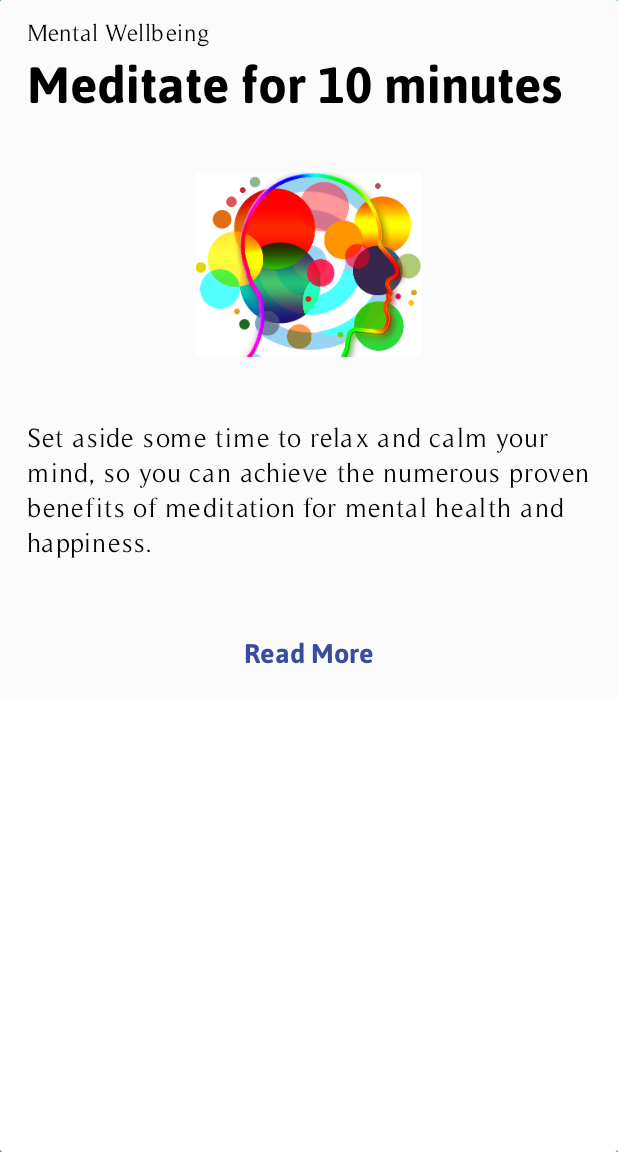
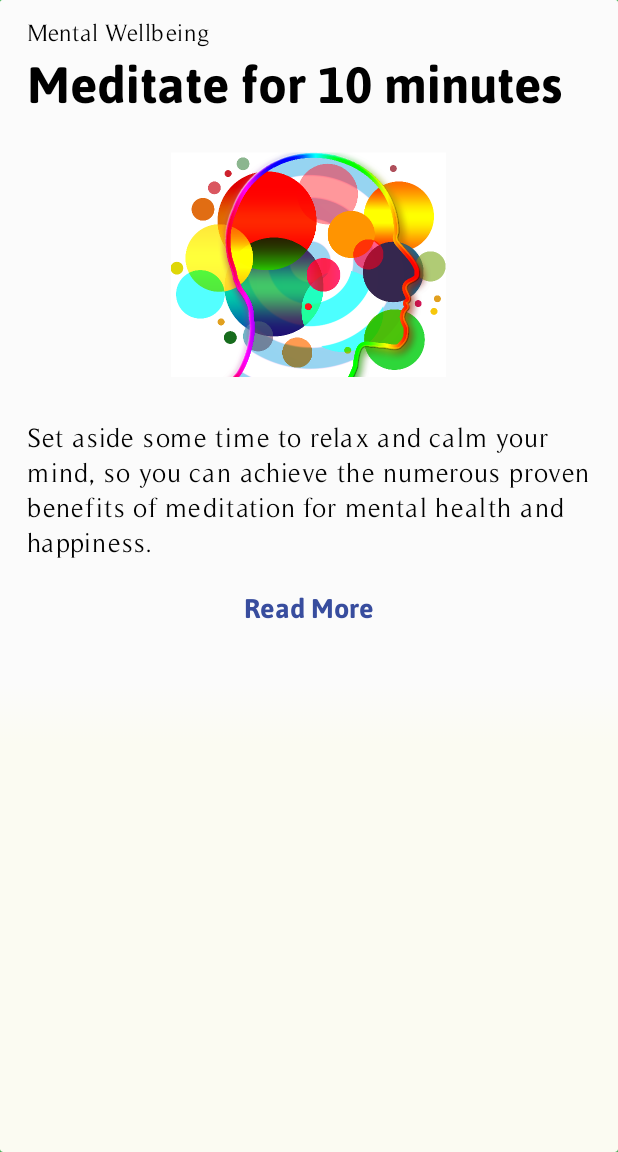
Before and after one commit to snguyen98/DailyChallenges-Android, an Android app: the screen it shows after launch (MainActivity), after a tap on "Mental Wellbeing", on a phone screen of 412 x 824 dp, the part 84-1236 px from its top. Run offline under Robolectric (Android 15) with nearby library versions, the phone set to English and light mode, and no system bars; our stand-ins replace AdMob, Room's generated code, navigation-ui; 2 statements that could not run were skipped.

Commit message:
Reformatted read more layout

```diff
--- a/app/src/main/java/com/okomilabs/dailychallenges/fragments/ReadMoreFragment.kt
+++ b/app/src/main/java/com/okomilabs/dailychallenges/fragments/ReadMoreFragment.kt
@@ -46,14 +46,8 @@ class ReadMoreFragment: Fragment() {
             enterTransition = Slide()
 
             setReadMoreLayout(
-                root.findViewById(R.id.challenge_title),
-                root.findViewById(R.id.challenge_category),
-                root.findViewById(R.id.challenge_summary),
-                root.findViewById(R.id.challenge_desc),
-                root.findViewById(R.id.read_more_pointer),
-                root.findViewById(R.id.read_more_gradient),
-                root.findViewById(R.id.read_more_detail),
-                root.findViewById(R.id.category_icon)
+                root.findViewById(R.id.read_more_summary),
+                root.findViewById(R.id.read_more_detail)
             )
 
             /* Shared element transition
@@ -82,83 +76,39 @@ class ReadMoreFragment: Fragment() {
     }
 
     /**
-     * Observes changes in challenge info in view model, updates respective text view values and
-     * displays the description and links if available
+     * Observes changes in challenge info in view model, updates respective text views
+     *
+     * @param summary The linear layout containing the title, category, image and read more button
+     * @param detail The linear layout containing the challenge description and links
      */
-    private fun setReadMoreLayout(
-        title: TextView,
-        category: TextView,
-        summary: TextView,
-        desc: TextView,
-        pointer: LinearLayout,
-        gradient: LinearLayout,
-        detail: LinearLayout,
-        icon: ImageView
-    ) {
+    private fun setReadMoreLayout(summary: LinearLayout, detail: LinearLayout) {
         val challengeObserver = Observer<Challenge> { newChallenge ->
-            val readMoreToggle: TextView = pointer.findViewById(R.id.read_more_toggle)
+            val pointer: LinearLayout = summary.findViewById(R.id.read_more_pointer)
 
-            title.text = newChallenge.title
-            category.text = newChallenge.category
-            summary.text = newChallenge.summary
+            summary.findViewById<TextView>(R.id.challenge_title).text = newChallenge.title
+            summary.findViewById<TextView>(R.id.challenge_category).text = newChallenge.category
+            summary.findViewById<TextView>(R.id.challenge_summary).text = newChallenge.summary
+
+            showCategoryIcon(summary.findViewById(R.id.category_icon), newChallenge.category)
 
             if (newChallenge.desc != null) {
-                desc.text = newChallenge.desc
-                showDetail(pointer, gradient, detail, true)
+                detail.findViewById<TextView>(R.id.challenge_desc).text = newChallenge.desc
+                showDetail(pointer, detail, true)
             }
+
             else {
-                showDetail(pointer, gradient, detail, false)
+                showDetail(pointer, detail, false)
             }
-            showCategoryIcon(icon, newChallenge.category)
-
-            readMoreToggle.setOnClickListener {
-                showHide(pointer)
-                showHide(gradient)
-                showHide(detail)
-            }
-    }
+        }
 
         readMoreViewModel.challenge.observe(viewLifecycleOwner, challengeObserver)
     }
 
-
-
-    private fun showHide(view:View){
-        view.visibility = if (view.visibility == View.GONE) {
-            View.VISIBLE }
-        else{
-            View.GONE}
-    }
-
-    private fun showCategoryIcon(icon: ImageView, category: String) {
-        val context = activity?.applicationContext
-
-        if (context != null) {
-            when (category) {
-                context.getString(R.string.physical_wellbeing) ->
-                    icon.setImageResource(R.mipmap.physical_wellbeing)
-
-                context.getString(R.string.mental_wellbeing) ->
-                    icon.setImageResource(R.mipmap.mental_wellbeing)
-
-                context.getString(R.string.socialising) ->
-                    icon.setImageResource(R.mipmap.socialising)
-
-                context.getString(R.string.education_learning) ->
-                    icon.setImageResource(R.mipmap.education_learning)
-
-                context.getString(R.string.skills_hobbies) ->
-                    icon.setImageResource(R.mipmap.skills_hobbies)
-            }
-        }
-    }
-
-    private fun showDetail(pointer: LinearLayout, gradient: LinearLayout, detail: LinearLayout, hasDesc: Boolean) {
+    private fun showDetail(pointer: LinearLayout, detail: LinearLayout, hasDesc: Boolean) {
         val linksObserver = Observer<List<Link>> { newLinks ->
             if (!newLinks.isNullOrEmpty()) {
-                pointer.visibility = View.VISIBLE
-                gradient.visibility=View.GONE
-                detail.visibility = View.GONE
+                pointerFunctionality(pointer, detail)
+                detail.findViewById<TextView>(R.id.links_label).visibility = View.VISIBLE
 
                 for (link in newLinks) {
                     val linkView = TextView(context)
@@ -189,26 +139,73 @@ class ReadMoreFragment: Fragment() {
 
                     detail.addView(linkView)
                 }
+            }
 
-                detail.findViewById<TextView>(R.id.links_label).visibility = View.VISIBLE
-            }
             else {
                 if (hasDesc) {
-                    pointer.visibility = View.VISIBLE
-                    gradient.visibility = View.VISIBLE
-                    detail.visibility = View.VISIBLE
+                    pointerFunctionality(pointer, detail)
+                    detail.findViewById<TextView>(R.id.links_label).visibility = View.GONE
                 }
                 else {
                     pointer.visibility = View.GONE
-                    gradient.visibility = View.GONE
-                    detail.visibility = View.GONE
                 }
+
+                detail.findViewById<TextView>(R.id.links_label).visibility = View.GONE
             }
+
+            detail.visibility = View.GONE
         }
 
         readMoreViewModel.links.observe(viewLifecycleOwner, linksObserver)
     }
 
+    /**
+     * Shows the read more button and set tap functionality
+     *
+     * @param pointer The linear layout containing the read more button
+     * @param detail The linear layout containing the challenge description and links
+     */
+    private fun pointerFunctionality(pointer: LinearLayout, detail: LinearLayout) {
+        pointer.visibility = View.VISIBLE
+
+        pointer.setOnClickListener {
+            pointer.visibility = View.GONE
+            detail.visibility = View.VISIBLE
+        }
+    }
+
+    /**
+     * Sets the appropriate category image for the current challenge category
+     *
+     * @param icon The category image view
+     * @param category The current challenge category
+     */
+    private fun showCategoryIcon(icon: ImageView, category: String) {
+        val context = activity?.applicationContext
+
+        if (context != null) {
+            when (category) {
+                context.getString(R.string.physical_wellbeing) ->
+                    icon.setImageResource(R.mipmap.physical_wellbeing)
+
+                context.getString(R.string.mental_wellbeing) ->
+                    icon.setImageResource(R.mipmap.mental_wellbeing)
+
+                context.getString(R.string.socialising) ->
+                    icon.setImageResource(R.mipmap.socialising)
+
+                context.getString(R.string.education_learning) ->
+                    icon.setImageResource(R.mipmap.education_learning)
+
+                context.getString(R.string.skills_hobbies) ->
+                    icon.setImageResource(R.mipmap.skills_hobbies)
+            }
+        }
+    }
+
+    /**
+     * Factory to allow a challenge ID to be passed to the read more view model
+     */
     private inner class ReadMoreFactory(
         app: Application, challengeId: Int
     ): ViewModelProvider.NewInstanceFactory() {
--- a/app/src/main/res/drawable/rm_gradient.xml
+++ b/app/src/main/res/drawable/rm_gradient.xml
@@ -2,10 +2,12 @@
 <selector xmlns:android="http://schemas.android.com/apk/res/android">
     <item>
         <shape android:shape="rectangle">
+
             <gradient
                 android:angle="-90"
-                android:startColor="#FBFBFB"
-                android:endColor="#FBFBF2"/>
+                android:startColor="@color/rm_summary_background"
+                android:endColor="@color/rm_detail_background"/>
+
         </shape>
     </item>
 </selector>
--- a/app/src/main/res/layout/fragment_read_more.xml
+++ b/app/src/main/res/layout/fragment_read_more.xml
@@ -1,34 +1,28 @@
 <?xml version="1.0" encoding="utf-8"?>
 <androidx.cardview.widget.CardView xmlns:android="http://schemas.android.com/apk/res/android"
+    android:layout_width="match_parent"
+    android:layout_height="match_parent"
     xmlns:app="http://schemas.android.com/apk/res-auto"
-    style="@style/MatchHeight"
+    app:cardBackgroundColor="@color/rm_detail_background"
     android:transitionName="card_element">
 
     <ScrollView
-        style="@style/VerticalLayout"
-        android:background="#FBFBFB">
+        android:layout_width="match_parent"
+        android:layout_height="match_parent">
 
-        <LinearLayout style="@style/VerticalLayout">
-
-            <include layout="@layout/read_more_summary" />
+        <LinearLayout
+            android:layout_width="match_parent"
+            android:layout_height="wrap_content"
+            android:orientation="vertical">
 
             <include
-                android:id="@+id/read_more_pointer"
-                layout="@layout/read_more_pointer"
-                android:visibility="gone" />
-
-            <include
-                android:id="@+id/read_more_gradient"
-                layout="@layout/read_more_gradient"
-                android:visibility="gone"/>
+                android:id="@+id/read_more_summary"
+                layout="@layout/read_more_summary" />
 
             <include
                 android:id="@+id/read_more_detail"
-                layout="@layout/read_more_detail"
-                android:visibility="gone" />
+                layout="@layout/read_more_detail" />
 
         </LinearLayout>
-
     </ScrollView>
-
 </androidx.cardview.widget.CardView>
--- a/app/src/main/res/layout/read_more_gradient.xml
+++ b/app/src/main/res/layout/read_more_gradient.xml
@@ -1,10 +1,14 @@
 <?xml version="1.0" encoding="utf-8"?>
-<LinearLayout xmlns:android="http://schemas.android.com/apk/res/android"
-    style="@style/VerticalLayout">
+<LinearLayout
+    xmlns:android="http://schemas.android.com/apk/res/android"
+    android:layout_width="match_parent"
+    android:layout_height="wrap_content"
+    android:orientation="vertical">
 
     <View
         android:id="@+id/yellow_gradient"
         android:layout_width="match_parent"
         android:layout_height="40dp"
         android:background="@drawable/rm_gradient" />
+
 </LinearLayout>
--- a/app/src/main/res/layout/read_more_pointer.xml
+++ b/app/src/main/res/layout/read_more_pointer.xml
@@ -1,17 +1,18 @@
 <?xml version="1.0" encoding="utf-8"?>
-<LinearLayout xmlns:android="http://schemas.android.com/apk/res/android"
-    xmlns:app="http://schemas.android.com/apk/res-auto"
-    style="@style/VerticalLayout">
+<LinearLayout
+    xmlns:android="http://schemas.android.com/apk/res/android"
+    android:layout_width="wrap_content"
+    android:layout_height="wrap_content"
+    android:layout_gravity="center"
+    android:orientation="horizontal">
 
     <TextView
-        android:id="@+id/read_more_toggle"
-        style="@style/BoldHeading"
-        android:padding="20dp"
-        android:paddingVertical="20dp"
-        android:paddingBottom="10dp"
+        android:layout_marginTop="20dp"
+        android:layout_marginBottom="10dp"
         android:text="@string/read_more_label"
         android:textColor="#384D9E"
         android:textAlignment="center"
-        android:textSize="18sp" />
+        android:textSize="18sp"
+        style="@style/BoldHeading" />
 
 </LinearLayout>
--- a/app/src/main/res/layout/read_more_summary.xml
+++ b/app/src/main/res/layout/read_more_summary.xml
@@ -1,35 +1,53 @@
 <?xml version="1.0" encoding="utf-8"?>
-<LinearLayout xmlns:android="http://schemas.android.com/apk/res/android"
-    style="@style/ReadMoreLayout"
+<LinearLayout
+    xmlns:android="http://schemas.android.com/apk/res/android"
+    android:layout_width="match_parent"
+    android:layout_height="wrap_content"
+    android:orientation="vertical">
+
+    <LinearLayout
+        android:layout_width="match_parent"
+        android:layout_height="wrap_content"
         android:paddingTop="12dp"
-    android:paddingBottom="30dp">
+        android:paddingBottom="30dp"
+        android:orientation="vertical"
+        android:background="@color/rm_summary_background"
+        style="@style/ReadMorePadding">
 
         <TextView
             android:id="@+id/challenge_category"
-        style="@style/SubText"
-        android:textColor="@android:color/primary_text_light"
-        android:transitionName="category_element" />
+            android:textColor="@color/summary_text_color"
+            android:transitionName="category_element"
+            style="@style/SubText" />
 
         <TextView
             android:id="@+id/challenge_title"
-        style="@style/BoldHeading"
-        android:textColor="@android:color/primary_text_light"
+            android:layout_marginTop="3dp"
+            android:textColor="@color/summary_text_color"
             android:textSize="34sp"
             android:transitionName="title_element"
-        android:layout_marginTop="3dp"/>
+            style="@style/BoldHeading" />
 
         <ImageView
             android:id="@+id/category_icon"
-        style="@style/CategoryIcon"
-        android:layout_width="150dp"
+            android:layout_width="wrap_content"
             android:layout_height="150dp"
             android:layout_marginTop="25dp"
+            android:layout_marginBottom="30dp"
+            android:layout_gravity="center_horizontal"
             android:contentDescription="@string/category_icon_desc" />
 
         <TextView
             android:id="@+id/challenge_summary"
-        style="@style/BodyText"
-        android:color="@android:color/secondary_text_dark"
-        android:textColor="@android:color/primary_text_light" />
+            android:textColor="@color/summary_text_color"
+            style="@style/BodyText" />
+
+        <include
+            android:id="@+id/read_more_pointer"
+            layout="@layout/read_more_pointer" />
 
     </LinearLayout>
+
+    <include layout="@layout/read_more_gradient" />
+
+</LinearLayout>
--- a/app/src/main/res/values/styles.xml
+++ b/app/src/main/res/values/styles.xml
@@ -4,13 +4,6 @@
         <item name="colorPrimary">@color/actionBarPrimary</item>
         <item name="colorPrimaryDark">@color/actionBarSecondary</item>
         <item name="android:windowBackground">@color/screenBackground</item>
-    </style>
-
-    <!--  Unused Theme for Read More page  -->
-    <style name="ReadMoreTheme" parent="Theme.AppCompat.Light.NoActionBar">
-        <item name="colorPrimary">@android:color/white</item>
-        <item name="colorPrimaryDark">@color/actionBarSecondary</item>
-        <item name="titleTextColor">@android:color/black</item>
     </style>
 
     <!--  Splash screen theme  -->
@@ -79,28 +72,6 @@
         <item name="android:lineSpacingExtra">3sp</item>
     </style>
 
-    <!--  Style for category icon on read more page  -->
-    <style name="CategoryIcon">
-        <item name="android:layout_width">113dp</item>
-        <item name="android:layout_height">113dp</item>
-
-        <item name="android:layout_marginTop">30dp</item>
-        <item name="android:layout_marginBottom">30dp</item>
-
-        <item name="android:layout_gravity">center_horizontal</item>
-    </style>
-
-    <!--  Style for arrow icon on read more page  -->
-    <style name="ArrowIcon">
-        <item name="android:layout_width">match_parent</item>
-        <item name="android:layout_height">20dp</item>
-
-        <item name="android:layout_marginTop">10dp</item>
-        <item name="android:layout_marginBottom">10dp</item>
-
-        <item name="contentDescription">@string/arrow_icon_desc</item>
-    </style>
-
     <style name="PagerDot">
         <item name="android:layout_width">10dp</item>
         <item name="android:layout_height">10dp</item>
@@ -117,9 +88,9 @@
     </style>
 
     <!--  Layout style for read more page  -->
-    <style name="ReadMoreLayout" parent="VerticalLayout">
-        <item name="android:paddingLeft">18dp</item>
-        <item name="android:paddingRight">18dp</item>
+    <style name="ReadMorePadding">
+        <item name="android:paddingStart">18dp</item>
+        <item name="android:paddingEnd">18dp</item>
     </style>
 
     <!--  Style for views to fill the whole screen  -->
```
Also changed, not shown: app/src/main/res/layout/read_more_detail.xml (+16 -20 lines). Lines whose indentation alone changed are shown as unchanged.
